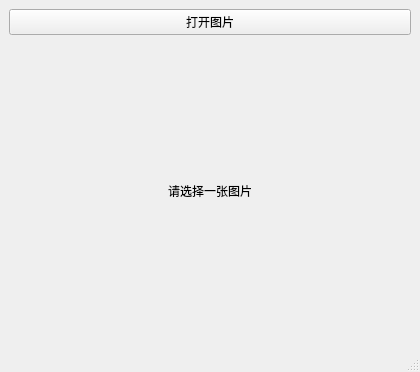
This is ImageBatchTool/mainwindow.ui in GreenLoong/pixel-workshop as Qt 5 draws it before an edit. The edited form follows.
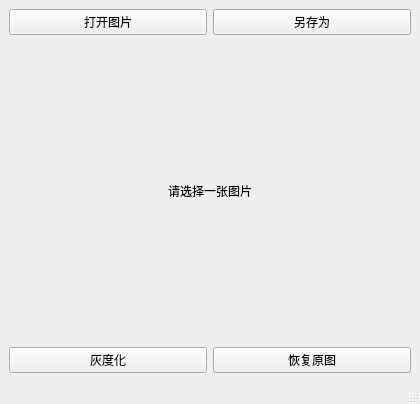
This is the edited form.

```diff
--- a/ImageBatchTool/mainwindow.ui
+++ b/ImageBatchTool/mainwindow.ui
@@ -16,7 +16,7 @@
   <widget class="QWidget" name="centralwidget">
    <layout class="QVBoxLayout" name="verticalLayout_2">
     <item>
-     <layout class="QVBoxLayout" name="verticalLayout">
+     <layout class="QHBoxLayout" name="horizontalLayout_3">
       <item>
        <widget class="QPushButton" name="openImageButton">
         <property name="enabled">
@@ -43,6 +43,17 @@
        </widget>
       </item>
       <item>
+       <widget class="QPushButton" name="saveImageButton">
+        <property name="text">
+         <string>另存为</string>
+        </property>
+       </widget>
+      </item>
+     </layout>
+    </item>
+    <item>
+     <layout class="QVBoxLayout" name="verticalLayout">
+      <item>
        <widget class="QLabel" name="imageLabel">
         <property name="sizePolicy">
          <sizepolicy hsizetype="Expanding" vsizetype="Expanding">
@@ -69,6 +80,24 @@
       </item>
      </layout>
     </item>
+    <item>
+     <layout class="QHBoxLayout" name="horizontalLayout">
+      <item>
+       <widget class="QPushButton" name="grayscaleButton">
+        <property name="text">
+         <string>灰度化</string>
+        </property>
+       </widget>
+      </item>
+      <item>
+       <widget class="QPushButton" name="restoreButton">
+        <property name="text">
+         <string>恢复原图</string>
+        </property>
+       </widget>
+      </item>
+     </layout>
+    </item>
    </layout>
   </widget>
   <widget class="QStatusBar" name="statusbar"/>
```
